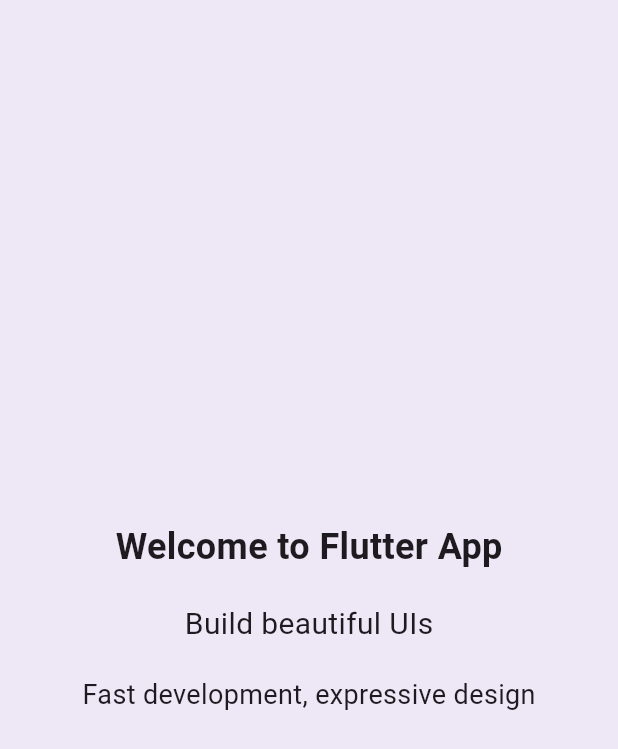
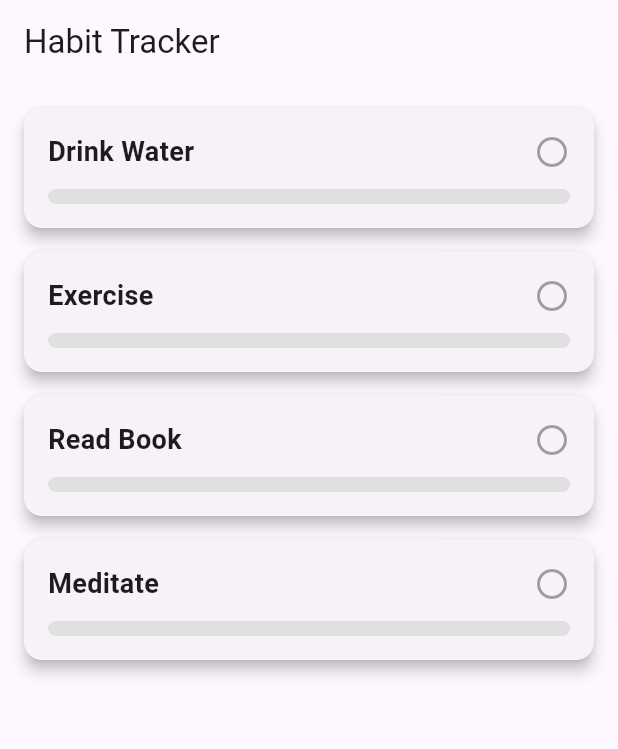
Before and after one commit to saiprashanth751/cipher_9_weather_app, a Flutter app: the screen it shows after launch, on a phone screen of 412 x 824 dp. Shown: the top 749 px of the screen. Run offline on Flutter 3.47's test engine with Material 3 defaults, Android fonts, the phone set to English and light mode, and no system bars.

Commit message:
habit-track

```diff
--- a/lib/main.dart
+++ b/lib/main.dart
@@ -1,103 +1,119 @@
 import 'package:flutter/material.dart';
-import 'dart:async';
 
 void main() {
-  runApp(App());
+  runApp(HabitTrackerApp());
 }
 
-class App extends StatelessWidget {
+class HabitTrackerApp extends StatelessWidget {
   @override
   Widget build(BuildContext context) {
     return MaterialApp(
-      home: LoadingScreen(),
+      home: HabitTrackerHome(),
       debugShowCheckedModeBanner: false,
     );
   }
 }
 
-class LoadingScreen extends StatefulWidget {
-  @override
-  State<LoadingScreen> createState() => _LoadingScreenState();
+class Habit {
+  final String title;
+  bool isDone;
+  double progress;
+
+  Habit({required this.title, this.isDone = false, this.progress = 0});
 }
 
-class _LoadingScreenState extends State<LoadingScreen> {
-  bool isDone = false;
+class HabitTrackerHome extends StatefulWidget {
+  @override
+  State<HabitTrackerHome> createState() => _HabitTrackerHomeState();
+}
 
-  @override
-  void initState() {
-    super.initState();
-    Timer(Duration(seconds: 3), () {
+class _HabitTrackerHomeState extends State<HabitTrackerHome> {
+  List<Habit> habits = [
+    Habit(title: 'Drink Water'),
+    Habit(title: 'Exercise'),
+    Habit(title: 'Read Book'),
+    Habit(title: 'Meditate'),
+  ];
+
+  void toggleHabit(int index) {
     setState(() {
-        isDone = true;
-      });
+      var habit = habits[index];
+      habit.isDone = !habit.isDone;
+      habit.progress = habit.isDone ? 1.0 : 0.0;
     });
   }
 
   @override
   Widget build(BuildContext context) {
-    return isDone ? OnboardingScreen() : Scaffold(
-      body: Center(
-        child: CircularProgressIndicator(),
+    return Scaffold(
+      appBar: AppBar(title: Text('Habit Tracker')),
+      body: ListView.builder(
+        padding: EdgeInsets.all(16),
+        itemCount: habits.length,
+        itemBuilder: (context, index) {
+          final habit = habits[index];
+          return Card(
+            margin: EdgeInsets.only(bottom: 16),
+            shape: RoundedRectangleBorder(
+              borderRadius: BorderRadius.circular(12),
             ),
-    );
-  }
-}
-
-class OnboardingScreen extends StatefulWidget {
-  @override
-  State<OnboardingScreen> createState() => _OnboardingScreenState();
-}
-
-class _OnboardingScreenState extends State<OnboardingScreen> {
-  double opacity1 = 0;
-  double opacity2 = 0;
-  double opacity3 = 0;
-
-  @override
-  void initState() {
-    super.initState();
-    Timer(Duration(milliseconds: 500), () => setState(() => opacity1 = 1));
-    Timer(Duration(milliseconds: 1000), () => setState(() => opacity2 = 1));
-    Timer(Duration(milliseconds: 1500), () => setState(() => opacity3 = 1));
-  }
-
-  @override
-  Widget build(BuildContext context) {
-    return Scaffold(
-      backgroundColor: Colors.deepPurple[50],
-      body: Center(
+            elevation: 4,
+            child: InkWell(
+              onTap: () => toggleHabit(index),
+              child: Padding(
+                padding: EdgeInsets.all(16),
                 child: Column(
-          mainAxisAlignment: MainAxisAlignment.center,
+                  crossAxisAlignment: CrossAxisAlignment.start,
                   children: [
-            AnimatedOpacity(
-              opacity: opacity1,
-              duration: Duration(milliseconds: 800),
+                    Row(
+                      children: [
+                        Expanded(
                           child: Text(
-                'Welcome to Flutter App',
-                style: TextStyle(fontSize: 24, fontWeight: FontWeight.bold),
+                            habit.title,
+                            style: TextStyle(
+                              fontSize: 18,
+                              fontWeight: FontWeight.bold,
                             ),
                           ),
-            SizedBox(height: 20),
-            AnimatedOpacity(
-              opacity: opacity2,
-              duration: Duration(milliseconds: 800),
-              child: Text(
-                'Build beautiful UIs',
-                style: TextStyle(fontSize: 20),
+                        ),
+                        AnimatedSwitcher(
+                          duration: Duration(milliseconds: 300),
+                          transitionBuilder: (child, anim) =>
+                              ScaleTransition(scale: anim, child: child),
+                          child: habit.isDone
+                              ? Icon(Icons.check_circle, color: Colors.green, key: ValueKey(true))
+                              : Icon(Icons.radio_button_unchecked, color: Colors.grey, key: ValueKey(false)),
+                        ),
+                      ],
+                    ),
+                    SizedBox(height: 12),
+                    AnimatedContainer(
+                      duration: Duration(milliseconds: 500),
+                      height: 10,
+                      width: double.infinity,
+                      decoration: BoxDecoration(
+                        color: Colors.grey[300],
+                        borderRadius: BorderRadius.circular(8),
+                      ),
+                      child: Align(
+                        alignment: Alignment.centerLeft,
+                        child: AnimatedContainer(
+                          duration: Duration(milliseconds: 500),
+                          width: MediaQuery.of(context).size.width * habit.progress * 0.8,
+                          decoration: BoxDecoration(
+                            color: Colors.blue,
+                            borderRadius: BorderRadius.circular(8),
                           ),
                         ),
-            SizedBox(height: 20),
-            AnimatedOpacity(
-              opacity: opacity3,
-              duration: Duration(milliseconds: 800),
-              child: Text(
-                'Fast development, expressive design',
-                style: TextStyle(fontSize: 18),
                       ),
                     ),
                   ],
                 ),
               ),
+            ),
+          );
+        },
+      ),
     );
   }
 }
```
Lines whose indentation alone changed are shown as unchanged.
